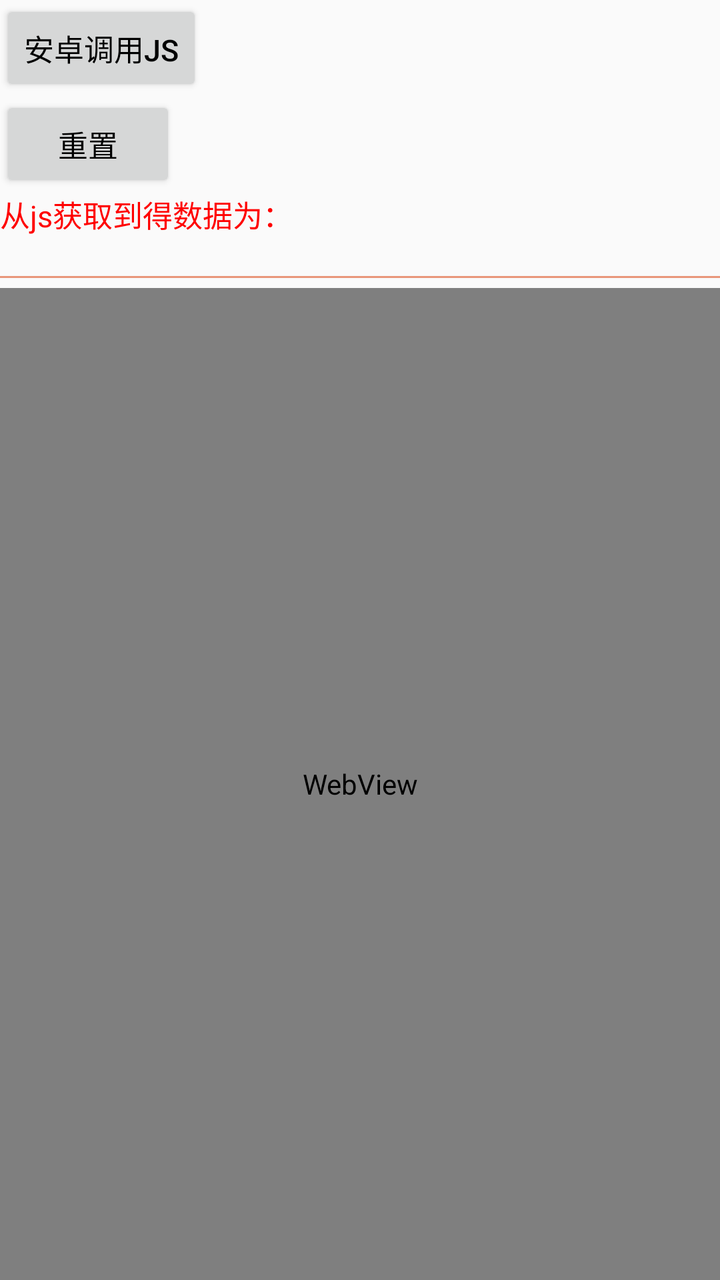
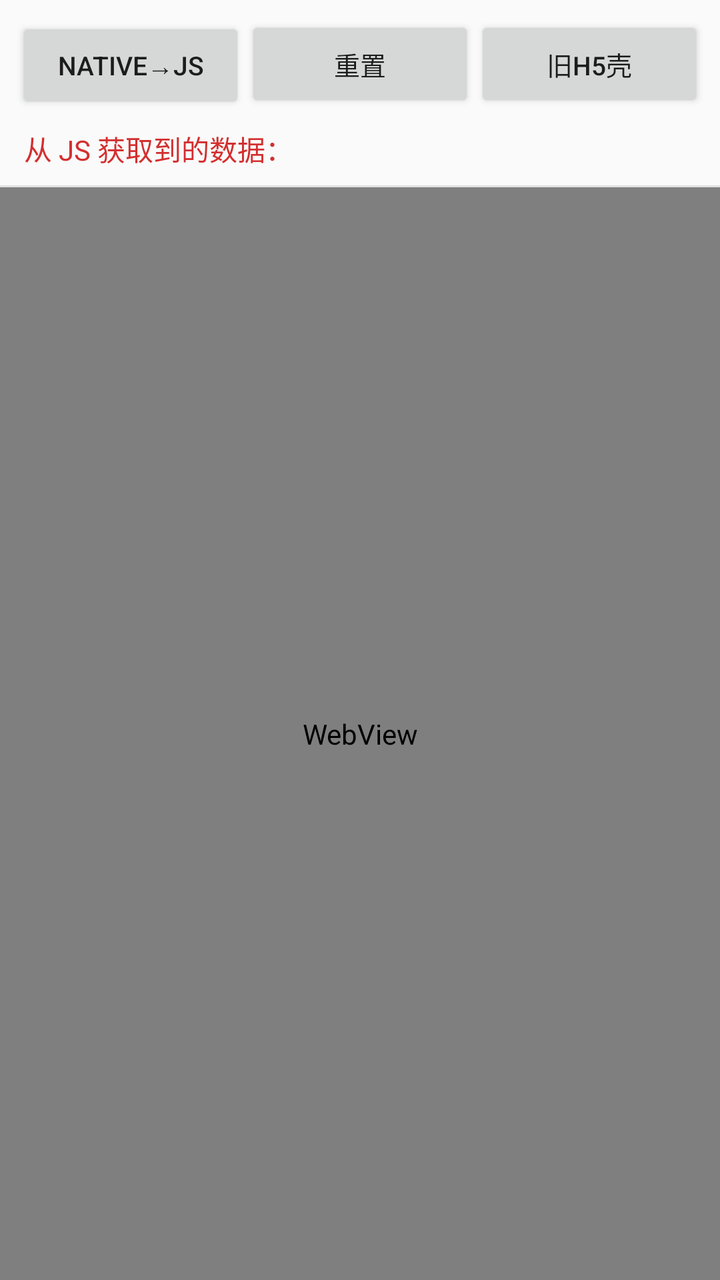

An Android layout rendered at two revisions. The XML below is the earlier revision; the diff shows what the commit changed to produce the second picture.
<!-- AndroidManifest.xml: application theme AppTheme -->
<!-- res/layout/activity_main.xml -->
<?xml version="1.0" encoding="utf-8"?>
<LinearLayout xmlns:android="http://schemas.android.com/apk/res/android"
    xmlns:app="http://schemas.android.com/apk/res-auto"
    xmlns:tools="http://schemas.android.com/tools"
    android:layout_width="match_parent"
    android:layout_height="match_parent"
    android:orientation="vertical"
    tools:context="com.example.cheng.js.MainActivity">

    <LinearLayout
        android:layout_width="match_parent"
        android:layout_height="wrap_content"
        android:orientation="vertical">

        <Button
            android:id="@+id/btn1"
            android:layout_width="wrap_content"
            android:layout_height="wrap_content"
            android:text="安卓调用js"
            android:textColor="#000000"
            android:textSize="15dp" />

        <Button
            android:id="@+id/btn2"
            android:layout_width="wrap_content"
            android:layout_height="wrap_content"
            android:text="重置"
            android:textColor="#000000"
            android:textSize="15dp" />

        <TextView
            android:id="@+id/textView2"
            android:layout_width="wrap_content"
            android:layout_height="wrap_content"
            android:text="从js获取到得数据为："
            android:textColor="#FF0000"
            android:textSize="15dp" />

        <View
            android:layout_width="match_parent"
            android:layout_height="1dp"
            android:layout_marginTop="20dp"
            android:background="#E9967A" />
    </LinearLayout>

    <WebView
        android:id="@+id/wv"
        android:layout_width="match_parent"
        android:layout_height="match_parent"
        android:layout_marginTop="5dp" />

</LinearLayout>
<!-- resources referenced by this layout -->
<resources>
  <style name="AppTheme" parent="Theme.AppCompat.Light.DarkActionBar">
          
          <item name="colorPrimary">@color/colorPrimary</item>
          <item name="colorPrimaryDark">@color/colorPrimaryDark</item>
          <item name="colorAccent">@color/colorAccent</item>
      </style>
  <color name="colorPrimary">#3F51B5</color>
  <color name="colorPrimaryDark">#303F9F</color>
  <color name="colorAccent">#FF4081</color>
</resources>

<!-- the commit's change to res/layout/activity_main.xml (unified diff, before → after) -->
@@ -1,6 +1,5 @@
 <?xml version="1.0" encoding="utf-8"?>
 <LinearLayout xmlns:android="http://schemas.android.com/apk/res/android"
-    xmlns:app="http://schemas.android.com/apk/res-auto"
     xmlns:tools="http://schemas.android.com/tools"
     android:layout_width="match_parent"
     android:layout_height="match_parent"
@@ -10,43 +9,54 @@
     <LinearLayout
         android:layout_width="match_parent"
         android:layout_height="wrap_content"
-        android:orientation="vertical">
+        android:orientation="horizontal"
+        android:padding="8dp">
 
         <Button
             android:id="@+id/btn1"
-            android:layout_width="wrap_content"
+            android:layout_width="0dp"
             android:layout_height="wrap_content"
-            android:text="安卓调用js"
-            android:textColor="#000000"
-            android:textSize="15dp" />
+            android:layout_weight="1"
+            android:text="Native→JS"
+            android:textSize="13sp" />
 
         <Button
             android:id="@+id/btn2"
-            android:layout_width="wrap_content"
+            android:layout_width="0dp"
             android:layout_height="wrap_content"
+            android:layout_weight="1"
             android:text="重置"
-            android:textColor="#000000"
-            android:textSize="15dp" />
+            android:textSize="13sp" />
 
-        <TextView
-            android:id="@+id/textView2"
-            android:layout_width="wrap_content"
+        <Button
+            android:id="@+id/btn3"
+            android:layout_width="0dp"
             android:layout_height="wrap_content"
-            android:text="从js获取到得数据为："
-            android:textColor="#FF0000"
-            android:textSize="15dp" />
+            android:layout_weight="1"
+            android:text="旧H5壳"
+            android:textSize="13sp" />
+    </LinearLayout>
 
-        <View
-            android:layout_width="match_parent"
-            android:layout_height="1dp"
-            android:layout_marginTop="20dp"
-            android:background="#E9967A" />
-    </LinearLayout>
+    <TextView
+        android:id="@+id/textView2"
+        android:layout_width="match_parent"
+        android:layout_height="wrap_content"
+        android:paddingLeft="12dp"
+        android:paddingRight="12dp"
+        android:paddingBottom="8dp"
+        android:text="从 JS 获取到的数据："
+        android:textColor="#D32F2F"
+        android:textSize="14sp" />
+
+    <View
+        android:layout_width="match_parent"
+        android:layout_height="1dp"
+        android:background="#E0E0E0" />
 
     <WebView
         android:id="@+id/wv"
         android:layout_width="match_parent"
-        android:layout_height="match_parent"
-        android:layout_marginTop="5dp" />
+        android:layout_height="0dp"
+        android:layout_weight="1" />
 
 </LinearLayout>
